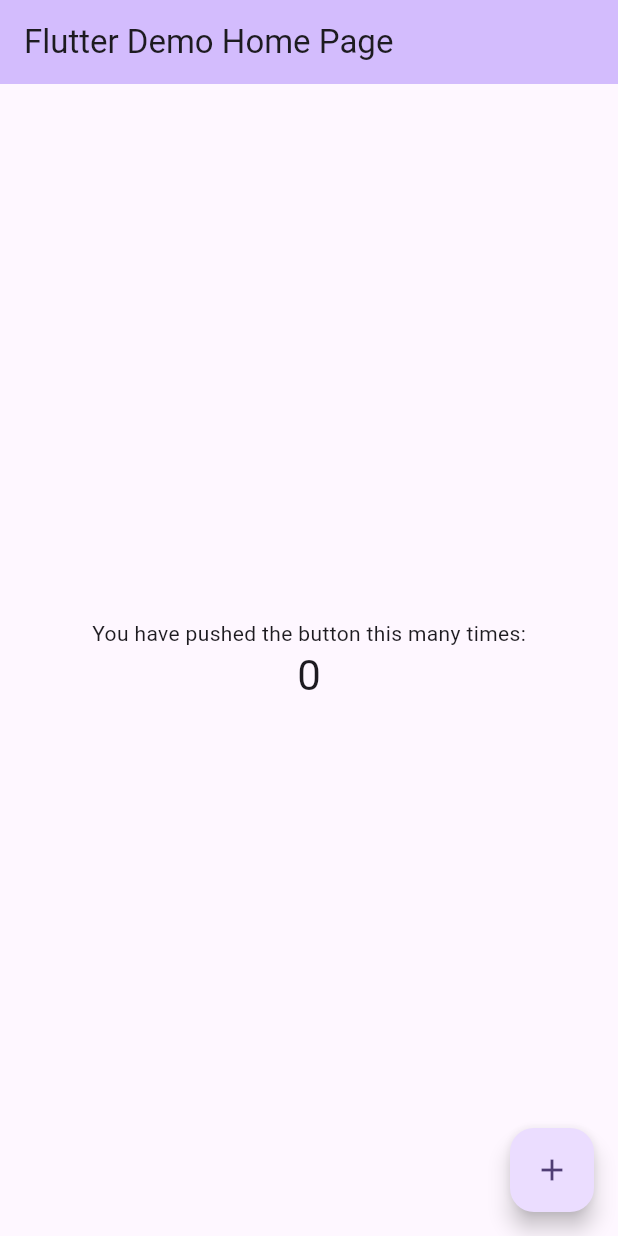
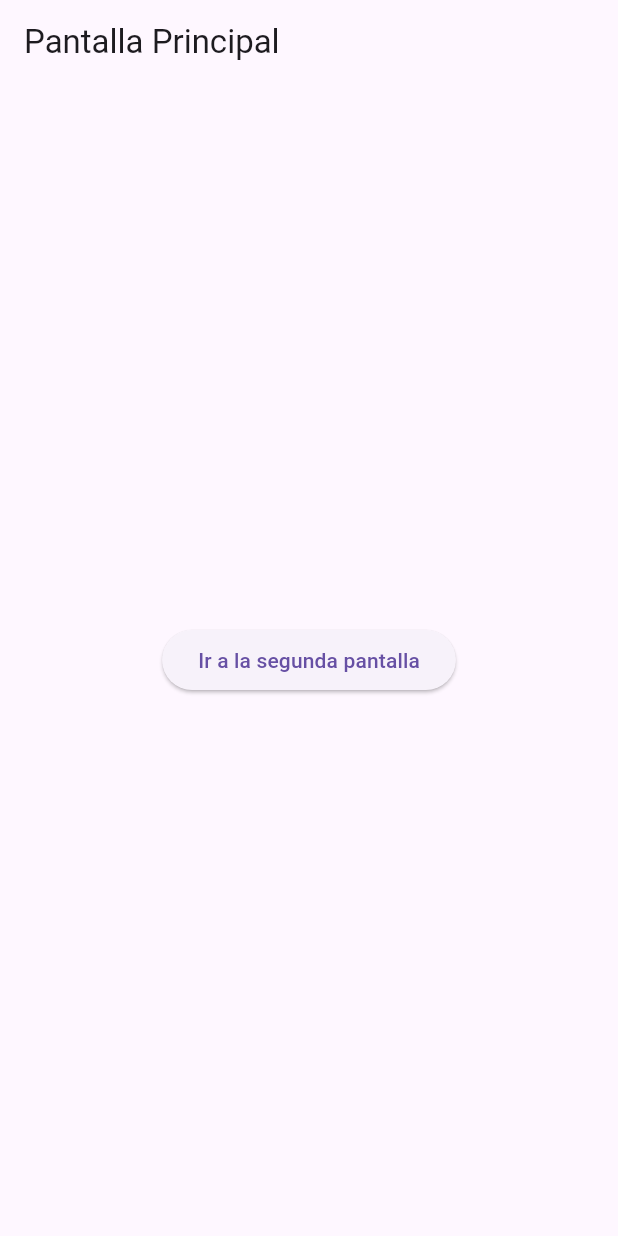
Before and after one commit to Steven-LG09/Indi, a Flutter app: the screen it shows after launch, on a phone screen of 412 x 824 dp. Run offline on Flutter 3.47's test engine with Material 3 defaults, Android fonts, the light colour scheme and no system bars.

Commit message:
IndiCommit2

```diff
--- /dev/null
+++ b/Frontend/lib/home_screen.dart
@@ -0,0 +1,34 @@
+import 'package:flutter/material.dart';
+// Importamos la segunda pantalla para poder navegar a ella
+import 'second_screen.dart';
+
+// Este widget representa la pantalla principal de la app
+class HomeScreen extends StatelessWidget {
+  const HomeScreen({super.key});
+
+  @override
+  Widget build(BuildContext context) {
+    return Scaffold(
+      // Scaffold proporciona una estructura visual con barra superior, cuerpo, etc.
+      appBar: AppBar(
+        title: Text('Pantalla Principal'), // Título de la AppBar
+      ),
+      body: Center(
+        // Center centra el contenido dentro de la pantalla
+        child: ElevatedButton(
+          // Botón que al presionar navega a la segunda pantalla
+          child: Text('Ir a la segunda pantalla'),
+          onPressed: () {
+            // Navigator.push navega a una nueva pantalla
+            Navigator.push(
+              context,
+              MaterialPageRoute(
+                builder: (context) => SecondScreen(), // Aquí se define la nueva pantalla
+              ),
+            );
+          },
+        ),
+      ),
+    );
+  }
+}
--- a/Frontend/lib/main.dart
+++ b/Frontend/lib/main.dart
@@ -1,122 +1,23 @@
 import 'package:flutter/material.dart';
+// Importamos nuestra pantalla principal personalizada
+import 'home_screen.dart';
 
 void main() {
-  runApp(const MyApp());
+  runApp(MyApp()); // Punto de entrada de la app, ejecuta MyApp
 }
 
+// MyApp es el widget principal de toda la aplicación
 class MyApp extends StatelessWidget {
   const MyApp({super.key});
 
-  // This widget is the root of your application.
   @override
   Widget build(BuildContext context) {
     return MaterialApp(
-      title: 'Flutter Demo',
+      title: 'App de Prueba', // Título de la app (no visible en todas las plataformas)
       theme: ThemeData(
-        // This is the theme of your application.
-        //
-        // TRY THIS: Try running your application with "flutter run". You'll see
-        // the application has a purple toolbar. Then, without quitting the app,
-        // try changing the seedColor in the colorScheme below to Colors.green
-        // and then invoke "hot reload" (save your changes or press the "hot
-        // reload" button in a Flutter-supported IDE, or press "r" if you used
-        // the command line to start the app).
-        //
-        // Notice that the counter didn't reset back to zero; the application
-        // state is not lost during the reload. To reset the state, use hot
-        // restart instead.
-        //
-        // This works for code too, not just values: Most code changes can be
-        // tested with just a hot reload.
-        colorScheme: ColorScheme.fromSeed(seedColor: Colors.deepPurple),
+        primarySwatch: Colors.blue, // Tema visual de la app
       ),
-      home: const MyHomePage(title: 'Flutter Demo Home Page'),
+      home: HomeScreen(), // Definimos que la pantalla inicial será HomeScreen
     );
   }
 }
-
-class MyHomePage extends StatefulWidget {
-  const MyHomePage({super.key, required this.title});
-
-  // This widget is the home page of your application. It is stateful, meaning
-  // that it has a State object (defined below) that contains fields that affect
-  // how it looks.
-
-  // This class is the configuration for the state. It holds the values (in this
-  // case the title) provided by the parent (in this case the App widget) and
-  // used by the build method of the State. Fields in a Widget subclass are
-  // always marked "final".
-
-  final String title;
-
-  @override
-  State<MyHomePage> createState() => _MyHomePageState();
-}
-
-class _MyHomePageState extends State<MyHomePage> {
-  int _counter = 0;
-
-  void _incrementCounter() {
-    setState(() {
-      // This call to setState tells the Flutter framework that something has
-      // changed in this State, which causes it to rerun the build method below
-      // so that the display can reflect the updated values. If we changed
-      // _counter without calling setState(), then the build method would not be
-      // called again, and so nothing would appear to happen.
-      _counter++;
-    });
-  }
-
-  @override
-  Widget build(BuildContext context) {
-    // This method is rerun every time setState is called, for instance as done
-    // by the _incrementCounter method above.
-    //
-    // The Flutter framework has been optimized to make rerunning build methods
-    // fast, so that you can just rebuild anything that needs updating rather
-    // than having to individually change instances of widgets.
-    return Scaffold(
-      appBar: AppBar(
-        // TRY THIS: Try changing the color here to a specific color (to
-        // Colors.amber, perhaps?) and trigger a hot reload to see the AppBar
-        // change color while the other colors stay the same.
-        backgroundColor: Theme.of(context).colorScheme.inversePrimary,
-        // Here we take the value from the MyHomePage object that was created by
-        // the App.build method, and use it to set our appbar title.
-        title: Text(widget.title),
-      ),
-      body: Center(
-        // Center is a layout widget. It takes a single child and positions it
-        // in the middle of the parent.
-        child: Column(
-          // Column is also a layout widget. It takes a list of children and
-          // arranges them vertically. By default, it sizes itself to fit its
-          // children horizontally, and tries to be as tall as its parent.
-          //
-          // Column has various properties to control how it sizes itself and
-          // how it positions its children. Here we use mainAxisAlignment to
-          // center the children vertically; the main axis here is the vertical
-          // axis because Columns are vertical (the cross axis would be
-          // horizontal).
-          //
-          // TRY THIS: Invoke "debug painting" (choose the "Toggle Debug Paint"
-          // action in the IDE, or press "p" in the console), to see the
-          // wireframe for each widget.
-          mainAxisAlignment: MainAxisAlignment.center,
-          children: <Widget>[
-            const Text('You have pushed the button this many times:'),
-            Text(
-              '$_counter',
-              style: Theme.of(context).textTheme.headlineMedium,
-            ),
-          ],
-        ),
-      ),
-      floatingActionButton: FloatingActionButton(
-        onPressed: _incrementCounter,
-        tooltip: 'Increment',
-        child: const Icon(Icons.add),
-      ), // This trailing comma makes auto-formatting nicer for build methods.
-    );
-  }
-}
```
Also changed, not shown: Frontend/analysis_options.yaml (+0 -27 lines), Frontend/lib/second_screen.dart (added, +24 -0 lines), Frontend/pubspec.yaml (+5 -74 lines), Frontend/pubspec.lock, 2 other files.
